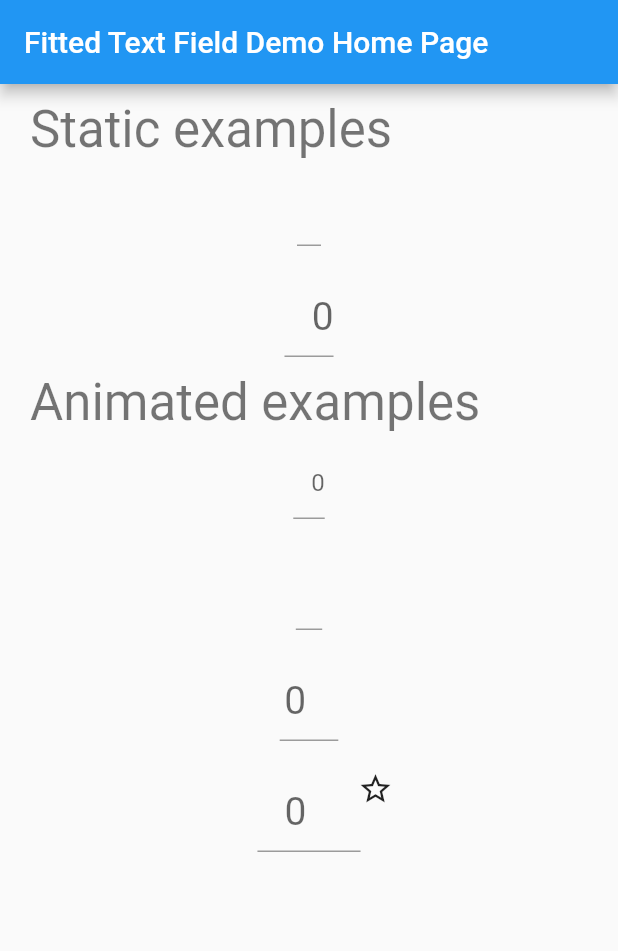
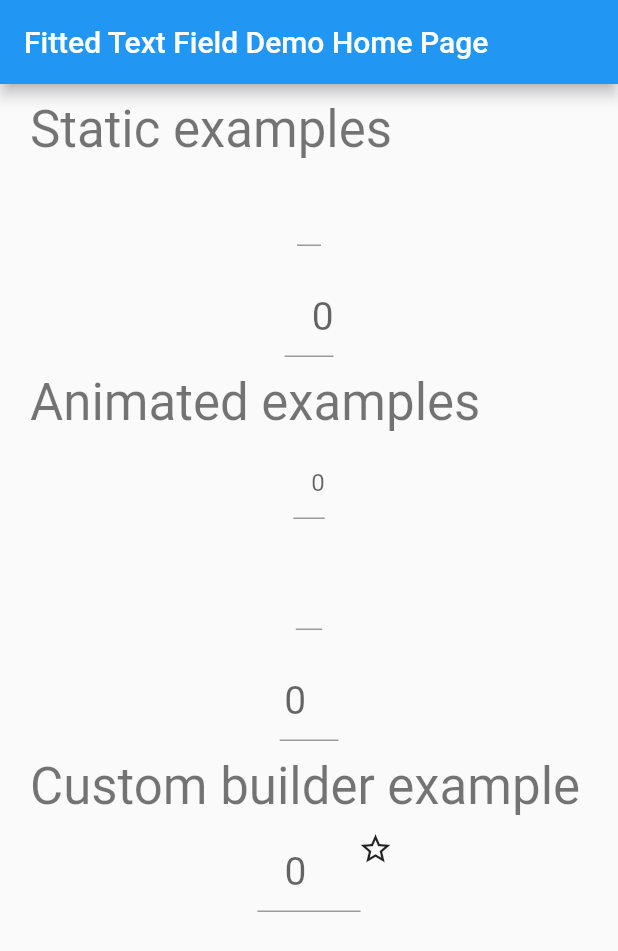
Before and after one commit to metadoggo/fitted_text_field_container, a Flutter app: the screen it shows after launch, on a phone screen of 412 x 824 dp. Shown: the top 951 px of the screen. Run offline on Flutter 3.47's test engine with Material 2 defaults, Android fonts, the phone set to English and light mode, and no system bars.

Commit message:
Updated change log and prepare for release

```diff
--- a/example/lib/main.dart
+++ b/example/lib/main.dart
@@ -217,6 +217,10 @@ class _MyHomePageState extends State<MyHomePage> {
               },
             ),
           ),
+          Text(
+            'Custom builder example',
+            style: Theme.of(context).textTheme.headline4,
+          ),
           Center(
             child: Padding(
               padding: EdgeInsets.symmetric(vertical: 10),
--- a/pubspec.yaml
+++ b/pubspec.yaml
@@ -3,7 +3,7 @@ description: A Container that automatically resizes to fit a the text value of a
 homepage: https://medium.com/@huyffs/fitted-textfield-container-for-flutter-c9c63644441c
 repository: https://github.com/huyffs/fitted_text_field_container
 
-version: 1.1.0
+version: 1.2.0
 
 environment:
   sdk: ">=2.7.0 <3.0.0"
```
Also changed, not shown: example/pubspec.lock, pubspec.lock, 1 other file.
